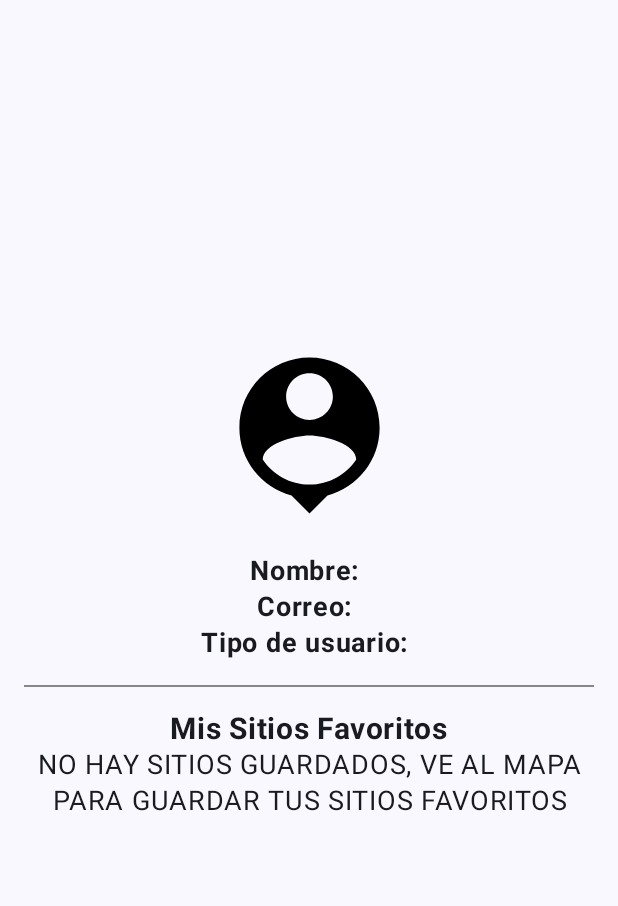
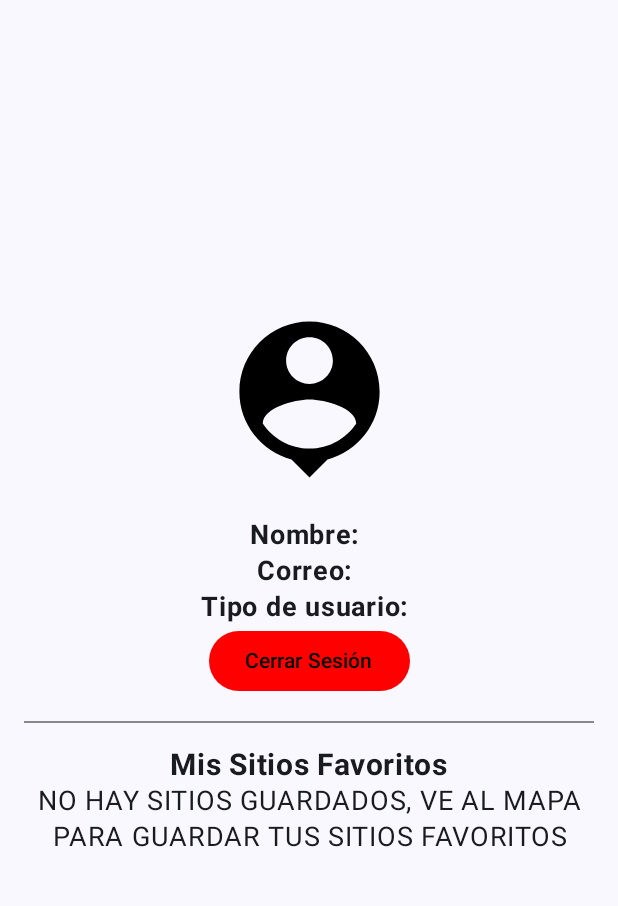
Before and after one commit to dakotek/MasDeporte, an Android app built with Jetpack Compose: the ProfileScreen screen opened through its navigation route, on a phone screen of 412 x 824 dp, the part 69-975 px from its top. Run offline under Robolectric (Android 15) with nearby library versions, the phone set to English and light mode, and no system bars; our stand-ins replace Firebase (no records; nobody signed in at launch, a user with empty details on screens opened directly), Room's generated code.

Commit message:
Boton cerrar sesion

```diff
--- a/app/src/main/java/com/example/masdeporte/ui/screens/ProfileScreen.kt
+++ b/app/src/main/java/com/example/masdeporte/ui/screens/ProfileScreen.kt
@@ -18,6 +18,8 @@ import androidx.compose.foundation.layout.width
 import androidx.compose.foundation.lazy.LazyColumn
 import androidx.compose.material.icons.Icons
 import androidx.compose.material.icons.filled.Menu
+import androidx.compose.material3.Button
+import androidx.compose.material3.ButtonDefaults
 import androidx.compose.material3.Card
 import androidx.compose.material3.Divider
 import androidx.compose.material3.DropdownMenu
@@ -159,7 +161,8 @@ fun ProfileScreen(
                     Image(
                         painter = painterResource(id = R.drawable.baseline_person_pin_24),
                         contentDescription = null,
-                        modifier = Modifier.size(150.dp)
+                        modifier = Modifier
+                            .size(150.dp)
                             .padding(top = 25.dp)
                     )
                 }
@@ -201,6 +204,18 @@ fun ProfileScreen(
                         text = " $userType",
                         fontSize = 18.sp,
                     )
+                }
+            }
+            item {
+                Button(
+                    onClick = {
+                        navController.navigate("main")
+                    },
+                    colors = ButtonDefaults.buttonColors(
+                        containerColor = Color.Red,
+                        contentColor = Color.Black)
+                ) {
+                    Text("Cerrar Sesión")
                 }
             }
             item {
@@ -321,6 +336,7 @@ fun ProfileScreen(
         }
     }
 }
+
 suspend fun loadFavoriteSitesDetails(userEmail: String): List<Map<String, Any>>? {
     Log.d("ProfileScreen", "Iniciando carga de detalles de favoritos para el usuario: $userEmail")
     val firestore = FirebaseFirestore.getInstance()
```
